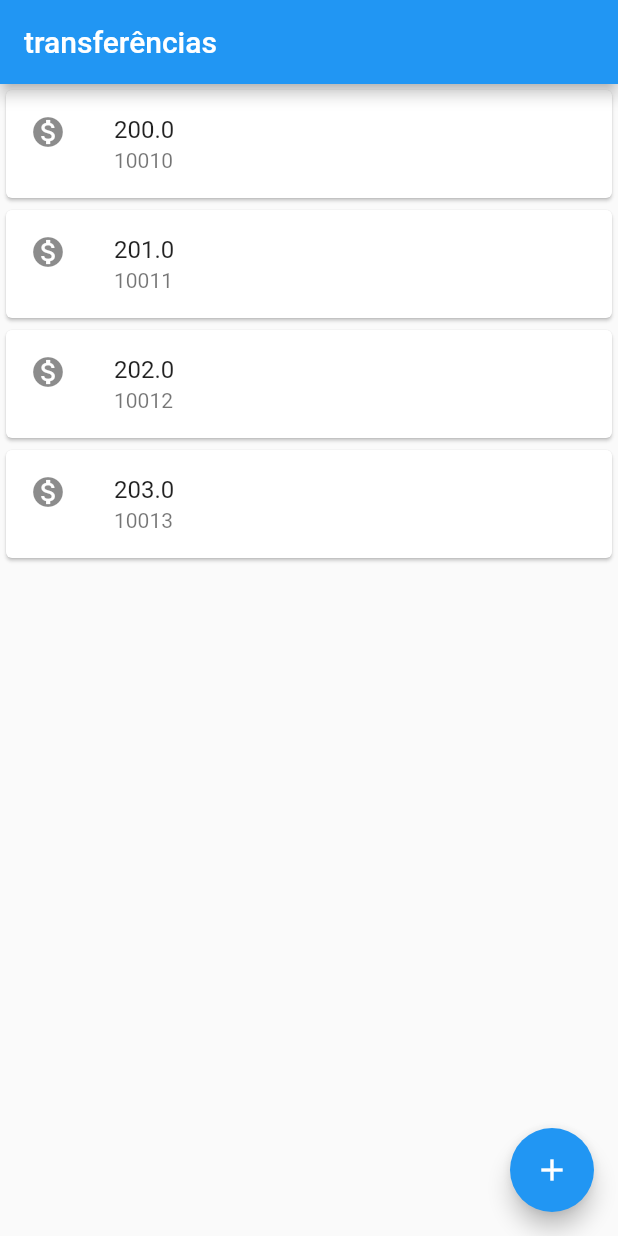
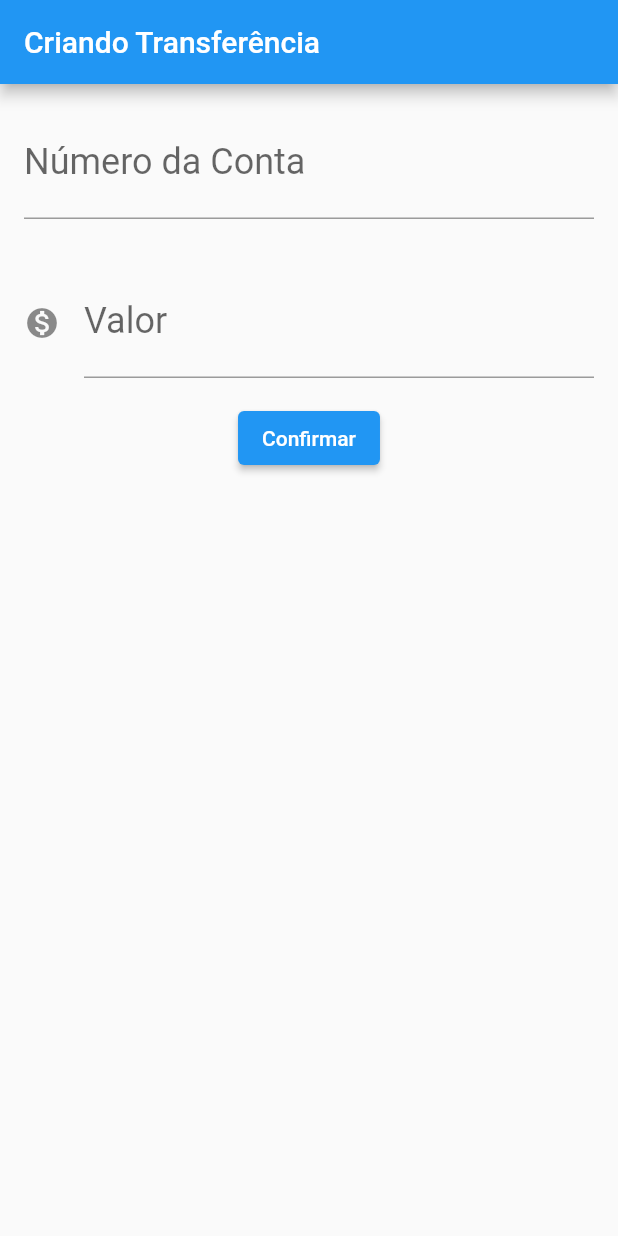
Before and after one commit to rafa-so/bytebank_alura, a Flutter app: the screen it shows after launch, on a phone screen of 412 x 824 dp. Run offline on Flutter 3.47's test engine with Material 2 defaults, Android fonts, the phone set to English and light mode, and no system bars.

Commit message:
refactoring code and create form insert new transfer

```diff
--- a/lib/main.dart
+++ b/lib/main.dart
@@ -1,31 +1,82 @@
 import 'package:flutter/material.dart';
 
 void main() {
-  runApp(MaterialApp(
+  runApp(ByteBankApp());
+}
+
+class ByteBankApp extends StatelessWidget {
+  const ByteBankApp({Key? key}) : super(key: key);
+
+  @override
+  Widget build(BuildContext context) {
+    return MaterialApp(
       home: Scaffold(
-      appBar: AppBar(
-        title: Text("transferências"),
+        body: FormularioTransferencia(),
       ),
-      body: ListaTransferencia(),
-      floatingActionButton: FloatingActionButton(
-        onPressed: (){},
-        child: Icon(Icons.add),
+    );
+  }
+}
+
+class FormularioTransferencia extends StatelessWidget {
+  @override
+  Widget build(BuildContext context) {
+    return Scaffold(
+      appBar: AppBar(title: Text('Criando Transferência')),
+      body: Column(
+        children: <Widget>[
+          Padding(
+            padding: const EdgeInsets.all(16.0),
+            child: TextField(
+              keyboardType: TextInputType.number,
+              style: TextStyle(fontSize: 24.0),
+              decoration: InputDecoration(
+                labelText: "Número da Conta",
+                hintText: "0000",
               ),
             ),
-  ));
+          ),
+          Padding(
+            padding: const EdgeInsets.all(16.0),
+            child: TextField(
+              keyboardType: TextInputType.number,
+              style: TextStyle(fontSize: 24.0),
+              decoration: InputDecoration(
+                icon: Icon(Icons.monetization_on),
+                labelText: "Valor",
+                hintText: "0.00",
+              ),
+            ),
+          ),
+          ElevatedButton(
+              onPressed: () {
+                // debugPrint(_controladorCampoValor.text);
+              },
+              child: Text("Confirmar")),
+        ],
+      ),
+    );
+  }
 }
 
 class ListaTransferencia extends StatelessWidget {
   @override
   Widget build(BuildContext context) {
-    return Column(
+    return Scaffold(
+        appBar: AppBar(
+          title: Text("transferências"),
+        ),
+        body: Column(
           children: [
             ItemTransferencia(Transferencia(200.0, 10010)),
             ItemTransferencia(Transferencia(201.0, 10011)),
             ItemTransferencia(Transferencia(202.0, 10012)),
             ItemTransferencia(Transferencia(203.0, 10013)),
           ],
-    );
+        ),
+        floatingActionButton: FloatingActionButton(
+          onPressed: () {},
+          child: Icon(Icons.add),
+        ));
   }
 }
 
```
Lines whose indentation alone changed are shown as unchanged.
